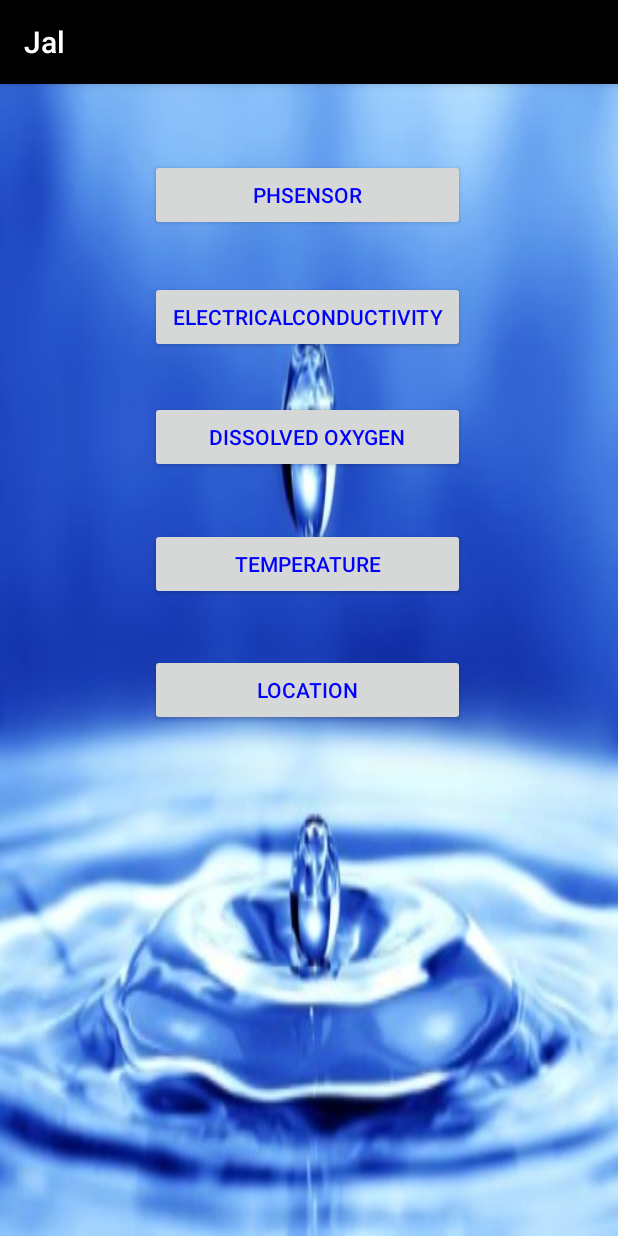
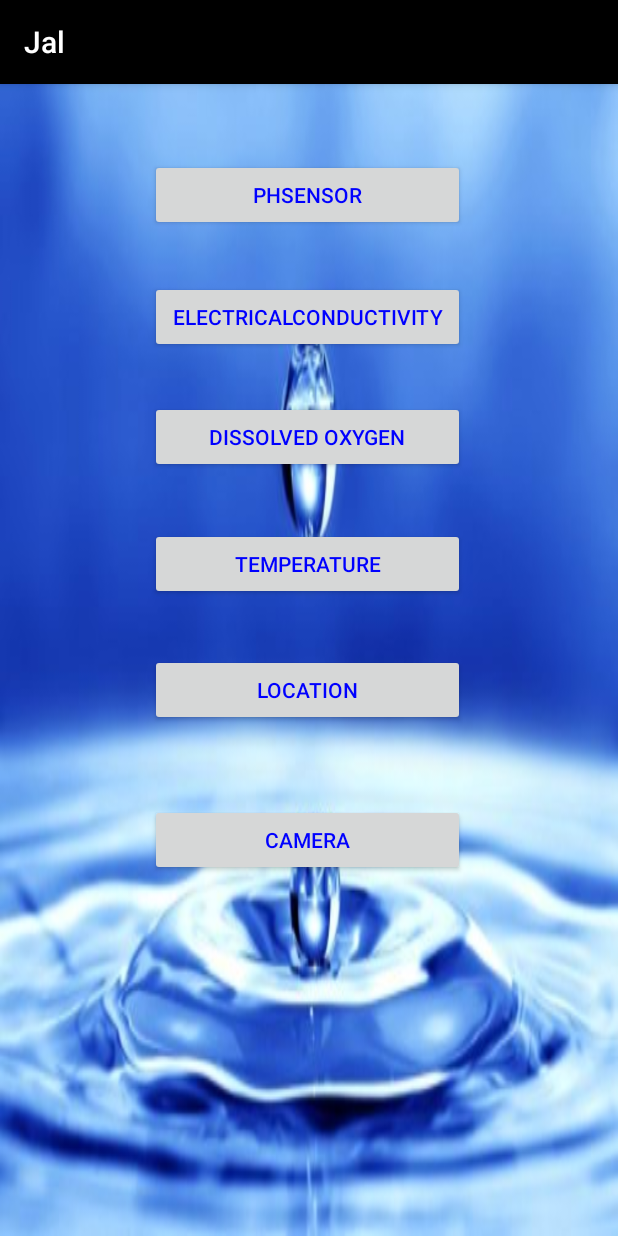
Before and after one commit to TanmayT/Water-Quality-App, an Android app: the screen it shows after launch (MainActivity), on a phone screen of 412 x 824 dp. Run offline under Robolectric (Android 15) with nearby library versions, the phone set to English and light mode, and no system bars.

Commit message:
fixed issue with two point calibration camera needs work

```diff
--- a/android-nodemcu-connection-master/android/Android_NodeMCU_App/app/src/main/java/com/example/cguzel/nodemcu_app/MainActivity.java
+++ b/android-nodemcu-connection-master/android/Android_NodeMCU_App/app/src/main/java/com/example/cguzel/nodemcu_app/MainActivity.java
@@ -1,6 +1,7 @@
 package com.example.cguzel.nodemcu_app;
 
 import android.content.Intent;
+import android.provider.MediaStore;
 import android.support.v7.app.AppCompatActivity;
 import android.os.Bundle;
 import android.view.View;
@@ -17,6 +18,12 @@ public class MainActivity extends AppCompatActivity {
         setContentView(R.layout.activity_main);
 
 
+    }
+
+    public void CameraClick (View view)
+    {
+        Intent intent = new Intent(MediaStore.ACTION_IMAGE_CAPTURE);
+        startActivityForResult(intent,0);
     }
         // display location updates
         public void getLocation(View view){
--- a/android-nodemcu-connection-master/android/Android_NodeMCU_App/app/src/main/java/com/example/cguzel/nodemcu_app/SensorActivity.java
+++ b/android-nodemcu-connection-master/android/Android_NodeMCU_App/app/src/main/java/com/example/cguzel/nodemcu_app/SensorActivity.java
@@ -77,6 +77,7 @@ public class SensorActivity extends AppCompatActivity {
      * When the start button clicks this method executes
      **/
     public void buttonClick(View view) {
+
 
 
         if (ipAddress.getText().toString().equals(""))
--- a/android-nodemcu-connection-master/android/Android_NodeMCU_App/app/src/main/res/layout/activity_main.xml
+++ b/android-nodemcu-connection-master/android/Android_NodeMCU_App/app/src/main/res/layout/activity_main.xml
@@ -86,4 +86,18 @@
         app:layout_constraintStart_toStartOf="parent"
         app:layout_constraintTop_toBottomOf="@+id/temperaturetrigger" />
 
+    <Button
+        android:id="@+id/Camera"
+        android:layout_width="210dp"
+        android:layout_height="wrap_content"
+        android:layout_marginLeft="100dp"
+        android:layout_marginStart="100dp"
+        android:layout_marginTop="480dp"
+        android:gravity="center"
+        android:text="Camera"
+        android:onClick="CameraClick"
+        android:textColor="@color/blue"
+        app:layout_constraintStart_toStartOf="parent"
+        app:layout_constraintTop_toTopOf="parent" />
+
 </android.support.constraint.ConstraintLayout>
```
Also changed, not shown: android-nodemcu-connection-master/android/Android_NodeMCU_App/app/src/main/java/com/example/cguzel/nodemcu_app/JalApplication.java (+35 -9 lines), android-nodemcu-connection-master/android/Android_NodeMCU_App/app/src/main/java/com/example/cguzel/nodemcu_app/twopcalactivity.java (+25 -8 lines), 3 other files.
